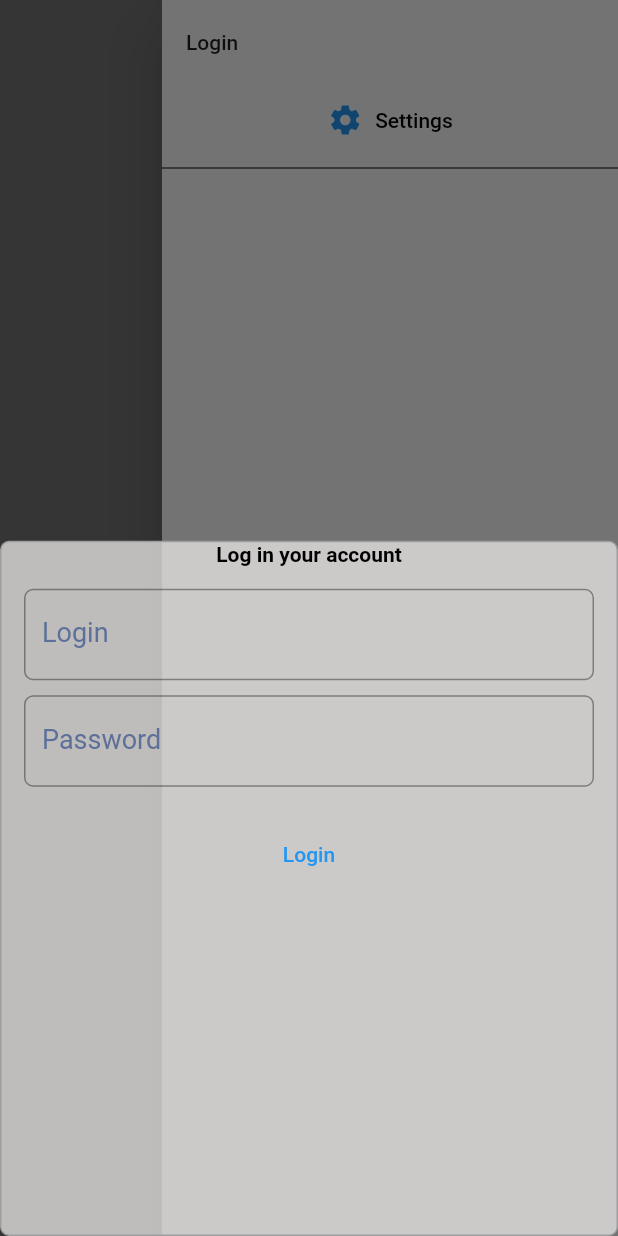
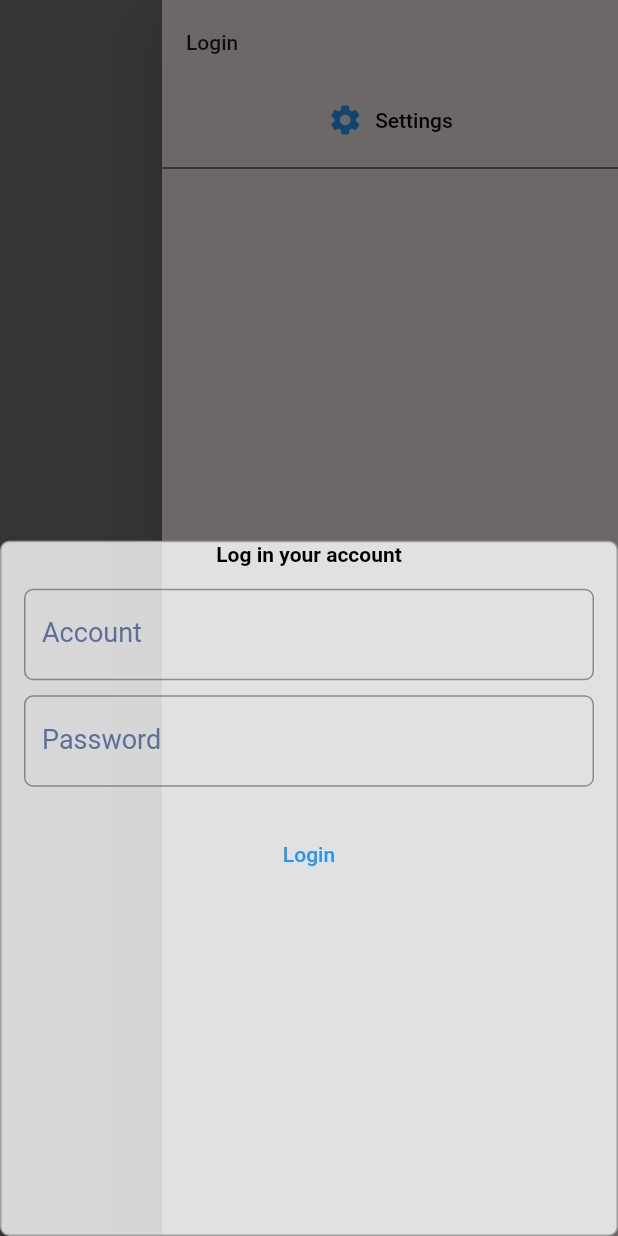
Before and after one commit to haophan1996/nextvoz, a Flutter app: the UserProfileUI screen opened by its route, in the side drawer, after a tap on "Login", on a phone screen of 412 x 824 dp. Run offline on Flutter 3.47's test engine with Material 2 defaults, Android fonts, the phone set to English and light mode, and no system bars; our stand-ins replace animated_text_kit, dio, expandable, extended_image, flutter_html, get and 5 more; missing offline and left inert: flutter_reaction_button; accounts and stored records are empty; network calls fail; statements that could not run were skipped.

Commit message:
fix color pageview, add languages

```diff
--- a/lib/GlobalController.dart
+++ b/lib/GlobalController.dart
@@ -21,7 +21,6 @@ class GlobalController extends GetxController {
   var dio = Dio();
   var xfCsrfLogin;
   var dataCsrfLogin;
-
   var xfCsrfPost;
   var dataCsrfPost;
   RxBool isLogged = false.obs;
@@ -94,6 +93,20 @@ class GlobalController extends GetxController {
       return "white";
     } else
       return "black";
+  }
+
+  final langList = {
+    Locale('en', 'US'),
+    Locale('vi', 'VN')
+  };
+
+  checkUserSetting() async {
+    if (userStorage.read('lang')==null){
+      await userStorage.write('lang', 0);
+    }
+    if (userStorage.read('fontSizeView') == null){
+      userStorage.write('fontSizeView', 17.0);
+    }
   }
 
   final Map<String, Color> mapColor = {
--- a/lib/Page/NavigationDrawer/NaviDrawerUI.dart
+++ b/lib/Page/NavigationDrawer/NaviDrawerUI.dart
@@ -1,14 +1,11 @@
 import 'package:flutter/cupertino.dart';
-import 'package:flutter/gestures.dart';
 import 'package:flutter/material.dart';
-import 'package:flutter_reaction_button/flutter_reaction_button.dart';
 import 'package:get/get_state_manager/src/simple/get_view.dart';
 import 'package:vozforums/GlobalController.dart';
 import 'package:vozforums/Page/NavigationDrawer/NaviDrawerController.dart';
 import 'package:extended_image/extended_image.dart';
 import 'package:get/get.dart';
 import 'package:vozforums/Page/reuseWidget.dart';
-import 'package:vozforums/theme.dart';
 
 class NaviDrawerUI extends GetView<NaviDrawerController> {
   @override
@@ -94,7 +91,7 @@ Widget logged(BuildContext context) {
           ), //Title and name user
           IconButton(
             onPressed: () async {
-              setDialog(context, 'Hang tight', 'I\'m refreshing');
+              setDialog(context, 'popMess'.tr, 'popMess3'.tr);
               await NaviDrawerController.i.getUserProfile();
               Get.back();
             },
@@ -102,20 +99,14 @@ Widget logged(BuildContext context) {
             alignment: Alignment.bottomCenter,
           ), //Refresh user data
           TextButton(
-              onPressed: () async {
-                await NaviDrawerController.i.logout();
-              },
-              child: Text('Logout')), //Loggout
+            onPressed: () async {
+              await NaviDrawerController.i.logout();
+            },
+            child: Text('logout'.tr),
+          ), //Loggout
         ],
       ),
       settings(context),
-      // FlutterReactionButton(
-      //   onReactionChanged: (reaction, i) { },
-      //   reactions: NaviDrawerController.i.flagsReactions,
-      //   initialReaction: NaviDrawerController.i.flagsReactions[0],
-      //   boxRadius: 10,
-      //   boxAlignment: AlignmentDirectional.bottomEnd,
-      // ),
     ],
   );
 }
@@ -124,7 +115,7 @@ Widget login(BuildContext context) {
   return Column(
     children: [
       ListTile(
-        title: Text("Login"),
+        title: Text('login'.tr),
         onTap: () {
           NaviDrawerController.i.statusLogin = '';
           NaviDrawerController.i.textEditingControllerPassword.text = '';
@@ -143,7 +134,7 @@ Widget login(BuildContext context) {
               child: Column(
                 children: [
                   Text(
-                    "Log in your account",
+                    'loginMess'.tr,
                     style: TextStyle(color: Theme.of(context).primaryColor, fontWeight: FontWeight.bold),
                   ),
                   Padding(
@@ -154,7 +145,7 @@ Widget login(BuildContext context) {
                       style: TextStyle(fontSize: 18, color: Theme.of(context).primaryColor),
                       obscureText: false,
                       decoration: InputDecoration(
-                        labelText: "Login",
+                        labelText: 'loginAccount'.tr,
                         border: OutlineInputBorder(
                           borderSide: BorderSide(color: Color(0xffCED0D2), width: 1),
                           borderRadius: BorderRadius.all(Radius.circular(6)),
@@ -170,7 +161,7 @@ Widget login(BuildContext context) {
                       style: TextStyle(fontSize: 18, color: Theme.of(context).primaryColor),
                       obscureText: true,
                       decoration: InputDecoration(
-                        labelText: "Password",
+                        labelText: 'loginPassword'.tr,
                         border: OutlineInputBorder(
                           borderSide: BorderSide(color: Color(0xffCED0D2), width: 1),
                           borderRadius: BorderRadius.all(Radius.circular(6)),
@@ -182,14 +173,14 @@ Widget login(BuildContext context) {
                     return Text(controller.statusLogin, style: TextStyle(color: Colors.red, fontWeight: FontWeight.bold));
                   }),
                   TextButton(
-                      child: Text("Login"),
+                      child: Text('login'.tr),
                       onPressed: () async {
                         Get.defaultDialog(
                             barrierDismissible: false,
                             radius: 6,
                             backgroundColor: Theme.of(context).hintColor.withOpacity(0.8),
-                            content: popUpWaiting(context, 'Hang tight', 'I\'m processing your request'),
-                            title: 'Login');
+                            content: popUpWaiting(context, 'popMess'.tr, 'popMess2'.tr),
+                            title: 'status'.tr);
                         await NaviDrawerController.i.loginFunction();
                       })
                 ],
--- a/lib/Page/View/ViewController.dart
+++ b/lib/Page/View/ViewController.dart
@@ -228,7 +228,7 @@ class ViewController extends GetxController {
   ];
 
   reactionPost(int index, String idPost, int idReact, BuildContext context) async {
-    setDialog(context, 'Hang tight', 'I\'m posting your react');
+    setDialog(context, 'popMess'.tr, 'popMess5'.tr);
     var headers = {
       'content-type': 'application/x-www-form-urlencoded; charset=UTF-8',
       'host': 'voz.vn',
--- a/lib/Page/languages.dart
+++ b/lib/Page/languages.dart
@@ -5,11 +5,54 @@ class Language extends Translations{
   // TODO: implement keys
   Map<String, Map<String, String>> get keys => {
 
-    'en-US' : {
+    'en_US' : {
+      'lang'    : 'Language:    ',
+      'setPage' : 'Settings',
+      'blockQuote'   : 'Quote [CLick to expand]: ',
+      'rep'     : 'Reply',
+      'loading' : 'Loading',
+      'loading3': 'Loading...',
+      'pullUp'  : 'Pull Up To Next Page',
+      'pullRes' : 'Release To Load',
+      'popMess' : 'Hang tight',
+      'popMess2' : 'I\'m processing your request',
+      'popMess3' : 'I\'m refreshing',
+      'popMess4' : 'You must loggin to react',
+      'popMess5' : 'I\'m posting your react',
+      'status' : 'Status',
+      'loginMess' : 'Log in your account',
+      'loginAccount' : 'Account',
+      'loginPassword' : 'Password',
+      'login'   : 'Login',
+      'logout'  : 'Logout',
+      'error'   : 'Error',
+      'fontSizeViewMess' : 'If you are in pageView, you must refresh page to get effect change',
+      'fontSizeView' : 'Font size  :   ',
 
     },
-    'vi-VN' : {
-
+    'vi_VN' : {
+      'lang'    : 'Ngôn ngữ     : ',
+      'setPage' : 'Cài Đặt',
+      'blockQuote'   : 'Quote [Bấm để để xem]: ',
+      'rep'     : 'Trả lời',
+      'loading' : 'Đang láy dữ liệu',
+      'loading3': 'Đang láy dữ liệu...',
+      'pullUp'  : 'Kéo lên để chuyển trang',
+      'pullRes' : 'Thả ra để load',
+      'popMess' : 'Đợi một tí',
+      'popMess2' : 'Đang xứ lí yêu cầu của bạn',
+      'popMess3' : 'Đang cập nhật thông tin người dùng',
+      'popMess4' : 'Bạn phả đăng nhập để react',
+      'popMess5' : 'Đang xử lí React',
+      'status'  : 'Trang Thái',
+      'loginMess' : 'Hãy Đăng Nhập Vào Tài Khoản Của bạn',
+      'loginAccount' : 'Tài Khoản',
+      'loginPassword' : 'Mật Khẩu',
+      'login'   : 'Đăng Nhập',
+      'logout'  : 'Đăng Xuất',
+      'error'   : 'Thông Báo Lỗi',
+      'fontSizeViewMess' : 'Nếu bạn đang ở trong mục Post, bạn phải refresh trang để thấy hiệu ứng thay đổi',
+      'fontSizeView' : 'Kích Cỡ Chữ:',
     }
   };
 
--- a/lib/Page/reuseWidget.dart
+++ b/lib/Page/reuseWidget.dart
@@ -126,7 +126,7 @@ Widget settings(BuildContext context){
     onPressed: ()=> NaviDrawerController.i.navigateToSetting(),
     icon: Icon(Icons.settings),
     label: Text(
-      'Settings',
+      'setPage'.tr,
       style: TextStyle(color: Theme.of(context).primaryColor),
     ),
   );
--- a/lib/theme.dart
+++ b/lib/theme.dart
@@ -5,7 +5,8 @@ import 'package:flutter/services.dart';
 class Themes {
   final lightTheme = ThemeData.light().copyWith(
     primaryColor: Colors.black, // Title
-    backgroundColor: Color(0xFFE2DEDE),//Colors.grey.shade100,
+    backgroundColor: Colors.white,//Color(0xFFE2DEDE),//Colors.grey.shade100,
+    canvasColor: Color(0xFFEEE3E3),
     cardColor: Colors.grey.shade400,
     hintColor: Color(0xff5c7099),
     dividerColor: Colors.grey,
@@ -16,10 +17,10 @@ class Themes {
       centerTitle: true,
       titleSpacing: -2,
       brightness: Brightness.light,
-      color: Color(0xFFE2DEDE),
+      color: Colors.white,
       backwardsCompatibility: false,
       titleTextStyle: TextStyle(color: Colors.black, fontSize: 16),
-      systemOverlayStyle: SystemUiOverlayStyle(statusBarColor: Color(0xFFE2DEDE), statusBarIconBrightness: Brightness.dark),
+      systemOverlayStyle: SystemUiOverlayStyle(statusBarColor: Colors.white, statusBarIconBrightness: Brightness.dark),
     ),
   );
 
@@ -27,6 +28,7 @@ class Themes {
     primaryColor: Colors.grey.shade300, // Title
     backgroundColor: Colors.black,
     cardColor: Colors.grey.shade900,
+    canvasColor: Color(0xFF343030),
     hintColor: Color(0xff223447),
     dividerColor: Colors.grey,
     appBarTheme: AppBarTheme(
```
Also changed, not shown: lib/Page/Settings/SettingsController.dart (+15 -11 lines), lib/Page/Settings/SettingsUI.dart (+28 -3 lines), lib/Page/View/ViewUI.dart (+19 -13 lines), lib/Page/pageLoadNext.dart (+4 -3 lines), lib/main.dart (+23 -7 lines).
